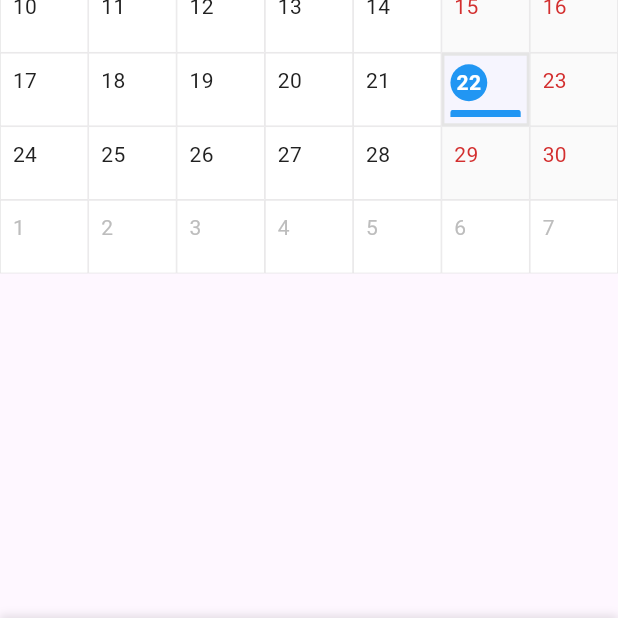
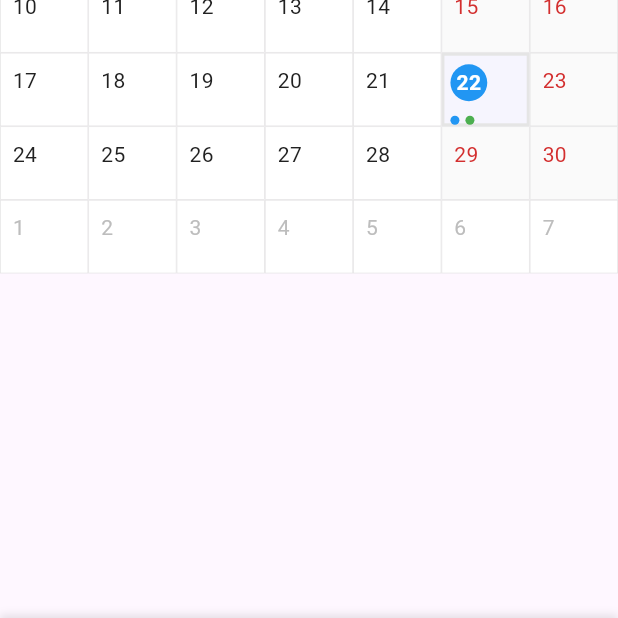
Before and after one commit to loicgeek/timely_x_flutter, a Flutter app: the CalendarPage screen opened directly, on a phone screen of 412 x 824 dp, the part 498-1116 px from its top. Run offline on Flutter 3.47's test engine with Material 3 defaults, Android fonts, the phone set to English and light mode, and no system bars; our stand-ins replace plugin_platform_interface, web; network calls fail.

Commit message:
added monthViewSmallModePredicate

```diff
--- a/lib/src/models/calendar_config.dart
+++ b/lib/src/models/calendar_config.dart
@@ -1,8 +1,23 @@
 // lib/src/models/calendar_config.dart (Fixed)
+
+import 'package:flutter/material.dart';
 
 import 'agenda_view_config.dart';
 import 'calendar_view_type.dart';
 import 'week_view_layout.dart';
+
+/// Predicate that determines if the month cell should switch to a simplified
+/// appointment rendering (e.g., dots instead of titles) based on available width.
+///
+/// [context] is the build context for accessing theme/data.
+/// Returns true when the screen width is less than 600px, indicating small screens.
+typedef MonthViewSmallModePredicate = bool Function(BuildContext context);
+
+/// Default predicate for small mode in month view
+/// Returns true when the screen width is less than 600px, indicating small screens.
+bool defaultMonthViewSmallModePredicate(BuildContext context) {
+  return MediaQuery.of(context).size.width < 600;
+}
 
 /// Configuration for the calendar view
 class CalendarConfig {
@@ -33,6 +48,7 @@ class CalendarConfig {
     this.dateSelectionMode = DateSelectionMode.none,
     this.firstDayOfWeek = DateTime.monday,
     this.agendaConfig,
+    this.monthViewSmallModePredicate = defaultMonthViewSmallModePredicate,
   });
 
   /// Starting date for the view
@@ -113,6 +129,10 @@ class CalendarConfig {
 
   /// Configuration for agenda view (when viewType is agenda)
   final AgendaViewConfig? agendaConfig;
+
+  /// Function to determine if the month cell width requires switching to a
+  /// simplified rendering mode (like dots).
+  final MonthViewSmallModePredicate monthViewSmallModePredicate;
 
   /// Total height of the grid
   double get totalGridHeight {
--- a/lib/src/widgets/month_view.dart
+++ b/lib/src/widgets/month_view.dart
@@ -206,8 +206,15 @@ class _CalendarMonthViewState extends State<CalendarMonthView> {
                 isSelected: isSelected,
               ),
               SizedBox(height: widget.theme.appointmentSpacing * 2),
-              if (appointments.isNotEmpty)
-                Expanded(child: _buildAppointmentsList(date, appointments)),
+              if (appointments.isNotEmpty) ...[
+                if (widget.config.monthViewSmallModePredicate(context))
+                  _buildDotIndicators(
+                    appointments,
+                    widget.theme.monthViewMaxVisibleAppointments,
+                  )
+                else
+                  Expanded(child: _buildAppointmentsList(date, appointments)),
+              ],
             ],
           ),
         ),
@@ -344,6 +351,48 @@ class _CalendarMonthViewState extends State<CalendarMonthView> {
 
         return _buildAppointmentItem(date, appointments[i]);
       },
+    );
+  }
+
+  // ⭐️ Build appointments as colored dots ⭐️
+  Widget _buildDotIndicators(
+    List<CalendarAppointment> appointments,
+    int maxDots,
+  ) {
+    final visibleDots = appointments.length > maxDots
+        ? maxDots - 1
+        : appointments.length;
+    final remaining = appointments.length - visibleDots;
+
+    return Padding(
+      padding: const EdgeInsets.only(top: 4.0),
+      child: Wrap(
+        spacing: 4.0, // horizontal spacing between dots
+        runSpacing: 4.0, // vertical spacing between dot rows
+        children: [
+          // Visible dots
+          ...appointments.take(visibleDots).map((apt) {
+            return Container(
+              width: 6,
+              height: 6,
+              decoration: BoxDecoration(
+                color: apt.color,
+                shape: BoxShape.circle,
+              ),
+            );
+          }),
+
+          // Plus more indicator
+          if (remaining > 0)
+            Text(
+              '+$remaining',
+              style: widget.theme.monthViewMoreTextStyle.copyWith(
+                fontSize: 10,
+                fontWeight: FontWeight.bold,
+              ),
+            ),
+        ],
+      ),
     );
   }
 
```
